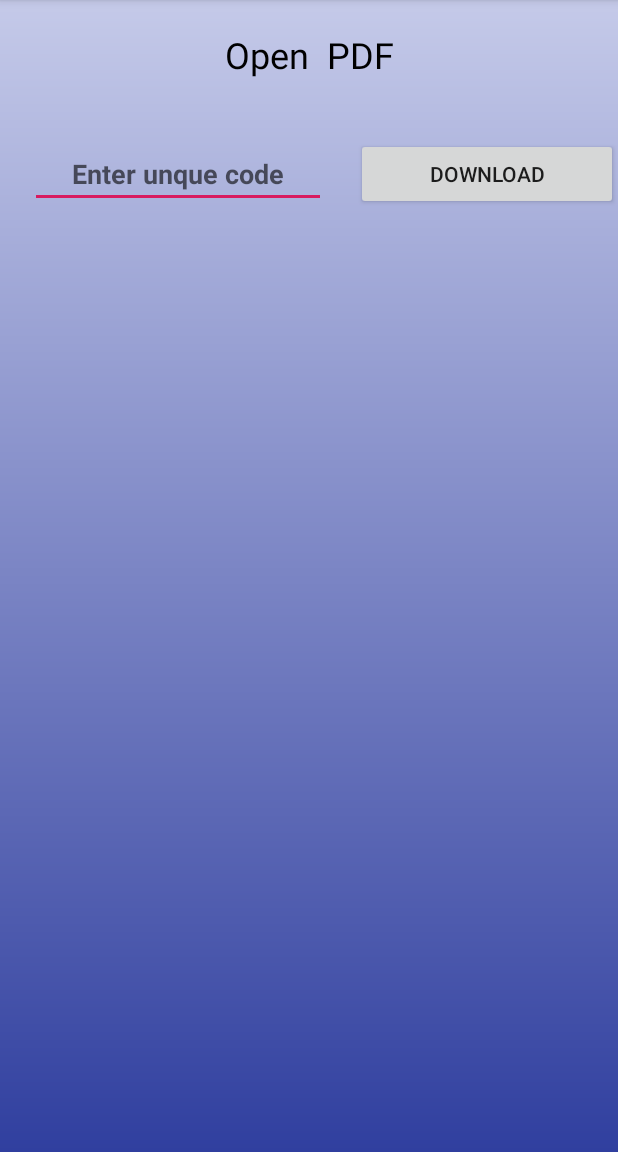
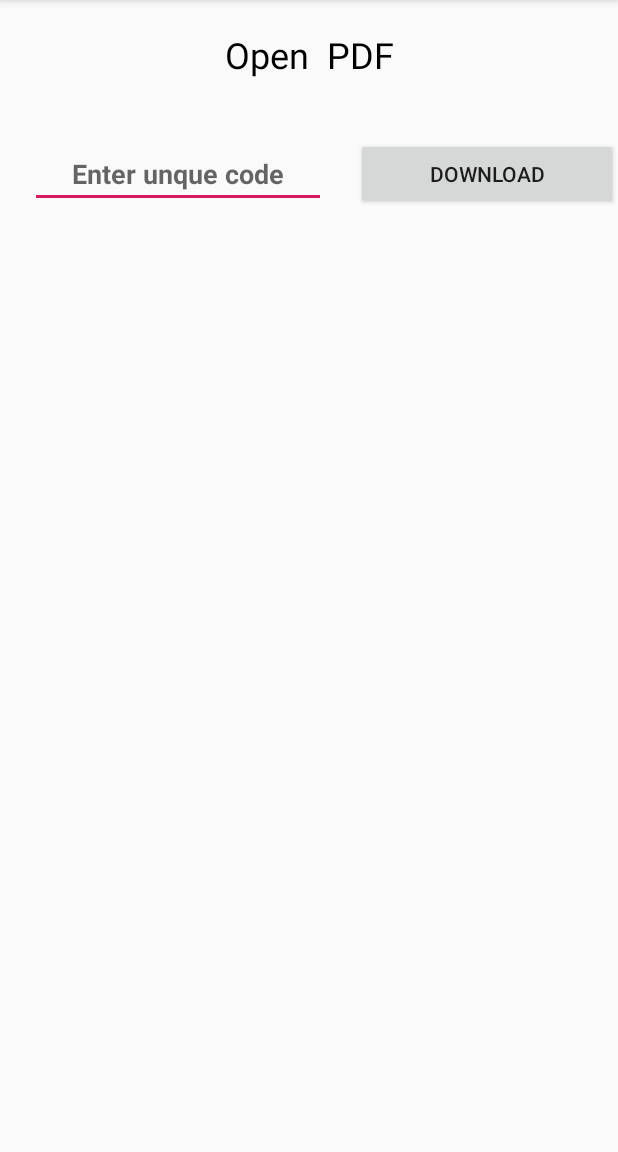
Before and after one commit to alucard-alexander/DigitalClass, an Android app: the screen it shows after launch (PDFReadings), on a phone screen of 412 x 824 dp, the part 84-1236 px from its top. Run offline under Robolectric (Android 15) with nearby library versions, the phone set to English and light mode, and no system bars; our stand-ins replace Firebase (no records; nobody signed in at launch, a user with empty details on screens opened directly).

```diff
--- a/app/src/main/res/layout/activity_pdfreadings.xml
+++ b/app/src/main/res/layout/activity_pdfreadings.xml
@@ -14,7 +14,7 @@
         app:layout_constraintEnd_toEndOf="parent"
         app:layout_constraintStart_toStartOf="parent"
         app:layout_constraintTop_toTopOf="parent"
-        android:background="@drawable/gradient1">
+        >
 
         <LinearLayout
             android:layout_width="match_parent"
```
